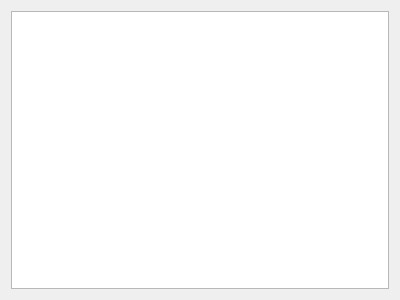
Before: the Qt Designer form src/GSvar/DiseaseCourseWidget.ui in imgag/ngs-bits, drawn with Qt 5.
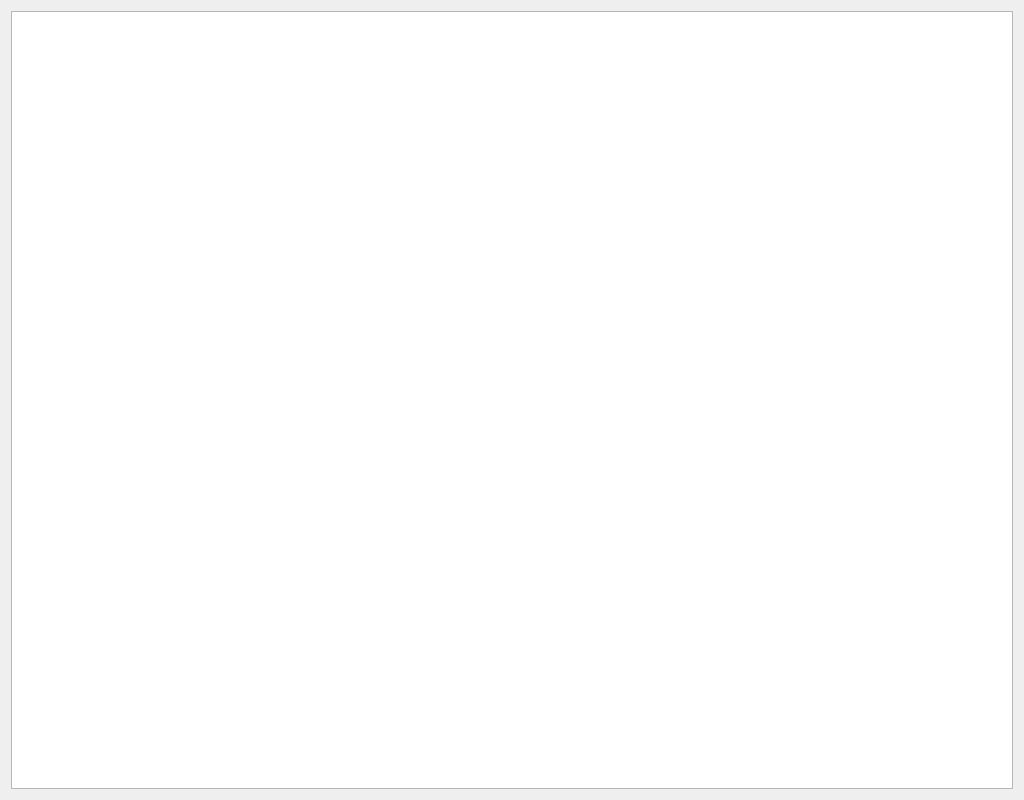
After: the same form once the commit is applied.

Diff of the .ui file:
```diff
--- a/src/GSvar/DiseaseCourseWidget.ui
+++ b/src/GSvar/DiseaseCourseWidget.ui
@@ -6,8 +6,8 @@
    <rect>
     <x>0</x>
     <y>0</y>
-    <width>400</width>
-    <height>300</height>
+    <width>1024</width>
+    <height>800</height>
    </rect>
   </property>
   <property name="windowTitle">
```
